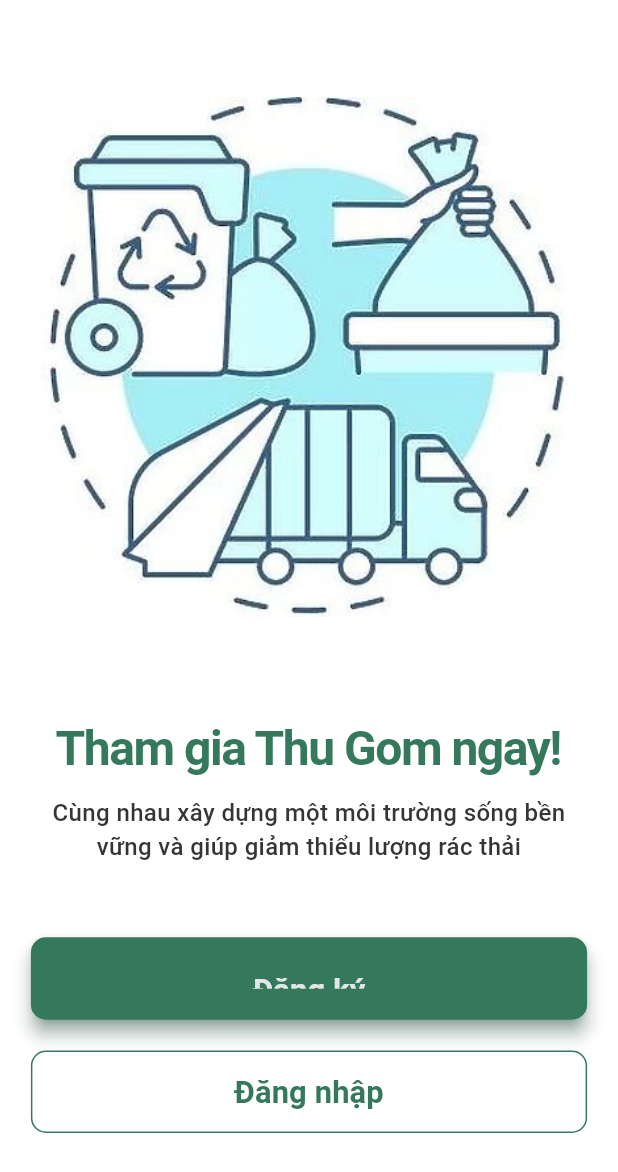
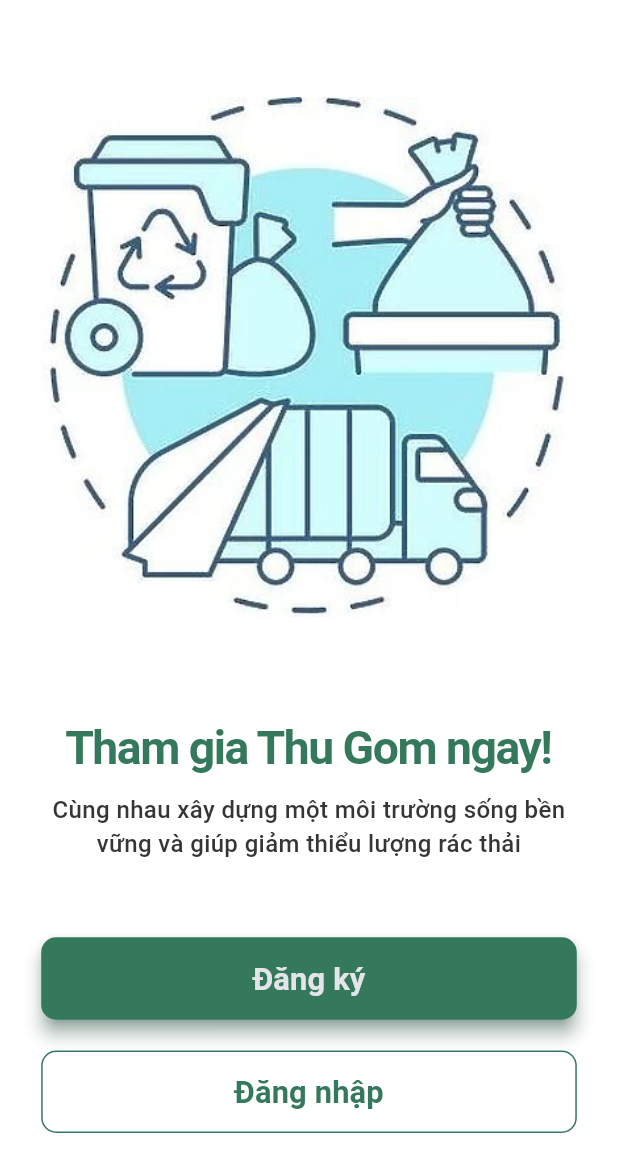
Before and after one commit to lantuyan/thugom_dn, a Flutter app: the screen it shows after launch, on a phone screen of 412 x 824 dp. Shown: the top 1172 px of the screen. Run offline on Flutter 3.47's test engine with Material 3 defaults, Android fonts, the light colour scheme and no system bars; our stand-ins replace appwrite, carousel_slider, flutter_form_builder, flutter_screenutil, flutter_svg, form_builder_validators and 6 more.

Commit message:
update conflit UI

```diff
--- a/lib/shared/themes/style/custom_button_style.dart
+++ b/lib/shared/themes/style/custom_button_style.dart
@@ -4,7 +4,7 @@ import 'package:thu_gom/shared/constants/color_constants.dart';
 
 class CustomButtonStyle {
     static ButtonStyle primaryButton = ElevatedButton.styleFrom(
-        padding: EdgeInsets.symmetric(vertical: 18.sp),
+        // padding: EdgeInsets.symmetric(vertical: 18.sp),
         backgroundColor: ColorsConstants.kActiveColor,
         elevation: 5,
         shape: RoundedRectangleBorder(
--- a/lib/views/auth/login/login_screen.dart
+++ b/lib/views/auth/login/login_screen.dart
@@ -145,6 +145,7 @@ class LoginScreen extends StatelessWidget {
                       SizedBox(height: 36.sp),
                       SizedBox(
                         width:  ScreenUtil().screenWidth,
+                        height: 48.sp,
                         child: Padding(
                           padding: EdgeInsets.fromLTRB(24.sp, 0.sp, 24.sp, 0),
                           child: ElevatedButton(
--- a/lib/views/auth/onboarding/intro/intro_screen.dart
+++ b/lib/views/auth/onboarding/intro/intro_screen.dart
@@ -25,7 +25,7 @@ class IntroScreenState extends State<IntroScreen> {
       bottomNavigationBar: Container(
         width: MediaQuery.of(context).size.width,
         height: 120.sp,
-        padding: EdgeInsets.symmetric(horizontal: 18.sp),
+        padding: EdgeInsets.symmetric(horizontal: 24.sp),
         margin: EdgeInsets.only(bottom: 60.sp),
         color: Colors.transparent,
         child: Column(
@@ -39,7 +39,7 @@ class IntroScreenState extends State<IntroScreen> {
       body: Container(
         color: Colors.transparent,
         margin: EdgeInsets.only(bottom: 40.sp),
-        padding: EdgeInsets.fromLTRB(18.sp, 20.sp, 18.sp, 0),
+        padding: EdgeInsets.fromLTRB(24.sp, 20.sp, 24.sp, 0),
         child: Column(
           children: [
             Container(
--- a/lib/views/landing/landing_sceen.dart
+++ b/lib/views/landing/landing_sceen.dart
@@ -15,7 +15,7 @@ class LandingScreen extends StatelessWidget {
       bottomNavigationBar: Container(
         width: MediaQuery.of(context).size.width,
         height: 120.sp,
-        padding: EdgeInsets.symmetric(horizontal: 18.sp),
+        padding: EdgeInsets.symmetric(horizontal: 24.sp),
         margin: EdgeInsets.only(bottom: 60.sp),
         color: Colors.transparent,
         child: Column(
@@ -86,7 +86,8 @@ class LandingScreen extends StatelessWidget {
                 Text(
                   'Tham gia Thu Gom ngay!',
                   style: Themes.lightTheme.textTheme.headlineMedium?.copyWith(
-                    color: ColorsConstants.kMainColor
+                    color: ColorsConstants.kMainColor,
+                    fontSize: 27.sp,
                   ),
                 ),
                 Container(
```
